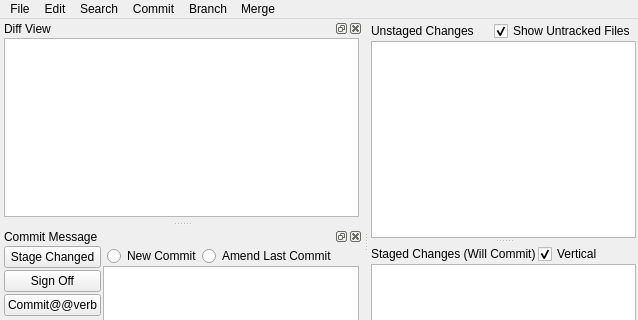
Qt form ui/main.ui (git-cola/git-cola) before a commit; both pictures show x 0 to 638 and y 0 to 320 of the 638 by 479 pixel window.
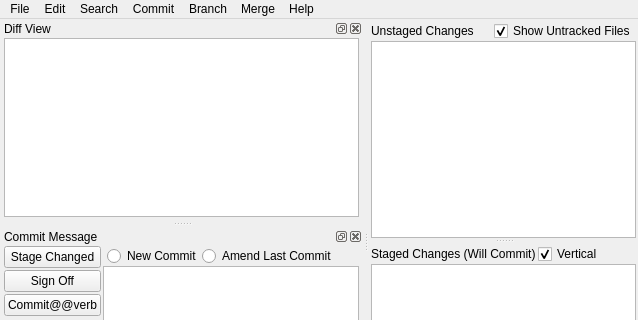
The same form after that commit.

Commit message: ui: add a Help -> Documentation menu action

Patch:
```diff
--- a/ui/main.ui
+++ b/ui/main.ui
@@ -286,12 +286,19 @@
     <addaction name="menu_merge_local" />
     <addaction name="menu_merge_abort" />
    </widget>
+   <widget class="QMenu" name="help_menu" >
+    <property name="title" >
+     <string>Help</string>
+    </property>
+    <addaction name="menu_help_docs" />
+   </widget>
    <addaction name="file_menu" />
    <addaction name="edit_menu" />
    <addaction name="search_menu" />
    <addaction name="commit_menu" />
    <addaction name="branch_menu" />
    <addaction name="merge_menu" />
+   <addaction name="help_menu" />
   </widget>
   <widget class="QDockWidget" name="diff_dock" >
    <property name="geometry" >
```
Left out of the diff: 8 changed lines with no effect on the pictures. The commit also changes 2 other files.
